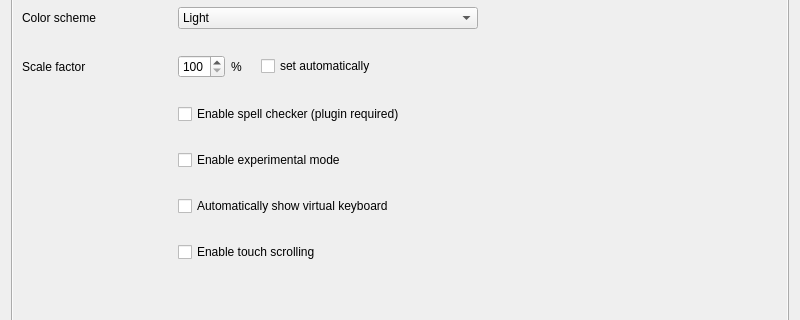
Before: the Qt Designer form ui/settings.ui in ziracms/editor, drawn with Qt 5; both pictures show x 0 to 800 and y 191 to 511 of the 800 by 600 pixel window.
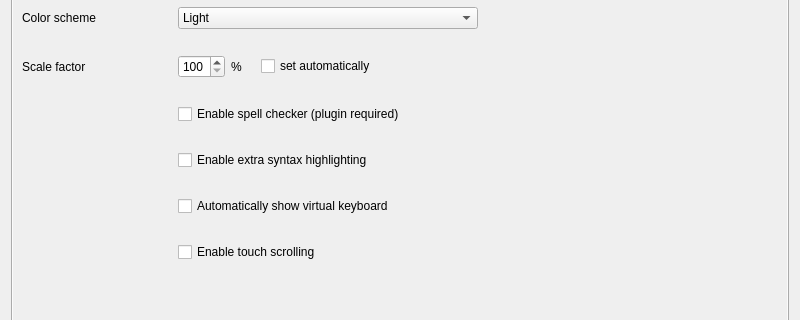
After: the same form once the commit is applied.

Commit message: android light mode

```diff
--- a/ui/settings.ui
+++ b/ui/settings.ui
@@ -373,7 +373,7 @@
                 </sizepolicy>
                </property>
                <property name="text">
-                <string>Enable experimental mode</string>
+                <string>Enable extra syntax highlighting</string>
                </property>
               </widget>
              </item>
```
The commit also changes 1 other file.
